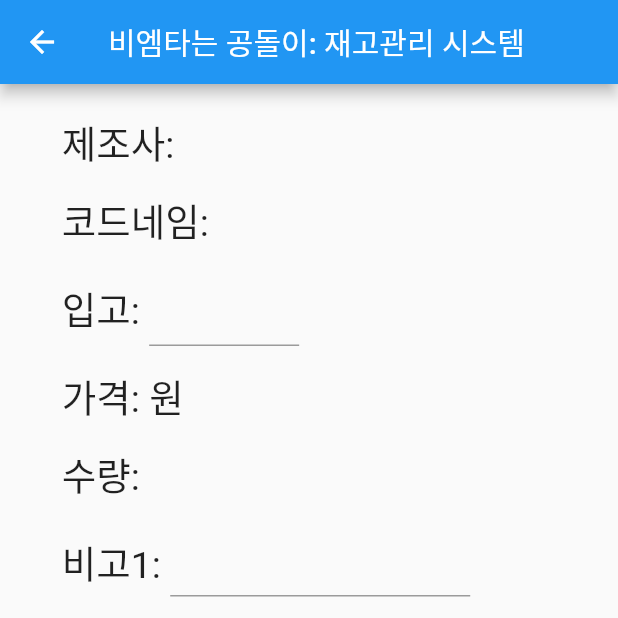
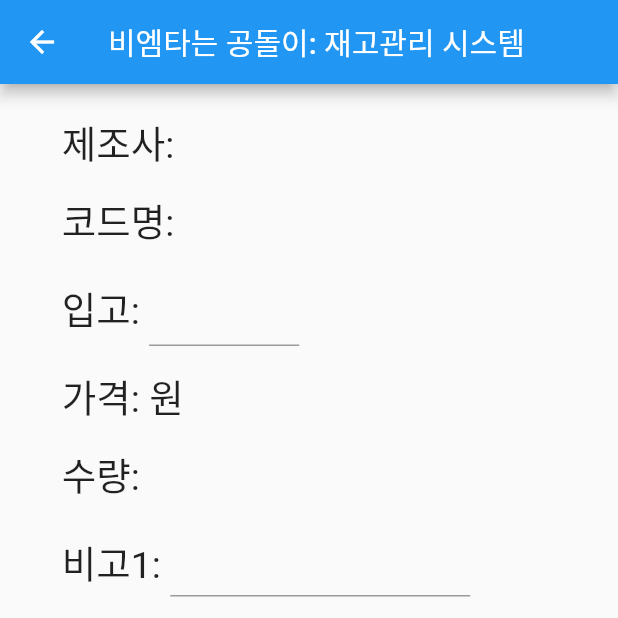
Before and after one commit to doksuri761/lcqm, a Flutter app: the InfoScreen screen opened directly, on a phone screen of 412 x 824 dp, the top half of it. Run offline on Flutter 3.47's test engine with Material 2 defaults, Android fonts, the phone set to English and light mode, and no system bars; our stand-ins replace camera, device_info, dio, file_picker, firebase_core, firebase_storage and 4 more; missing offline and left inert: qrscan; accounts and stored records are empty; network calls fail; Roboto replaces fonts that are missing (gamjaflower).

```diff
--- a/lib/info_screen.dart
+++ b/lib/info_screen.dart
@@ -69,7 +69,7 @@ class _InfoScreenState extends State<InfoScreen> {
                       mainAxisAlignment: MainAxisAlignment.start,
                       children: [
                         const Text(
-                          "코드네임: ",
+                          "코드명: ",
                           style: TextStyle(fontSize: 25),
                         ),
                         Text(
```
